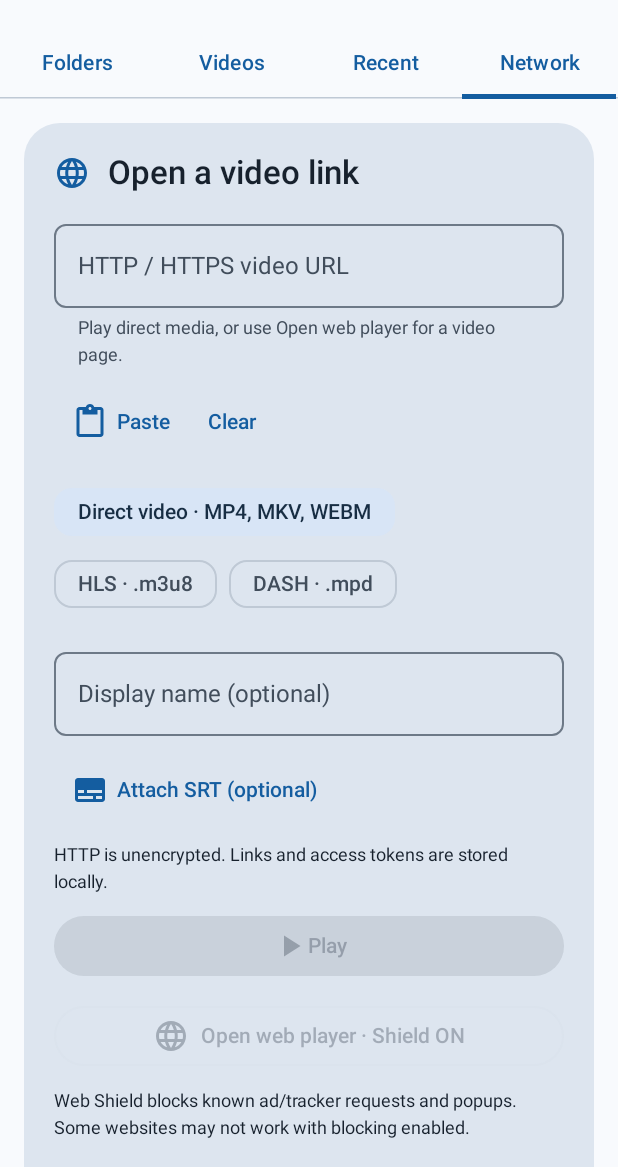
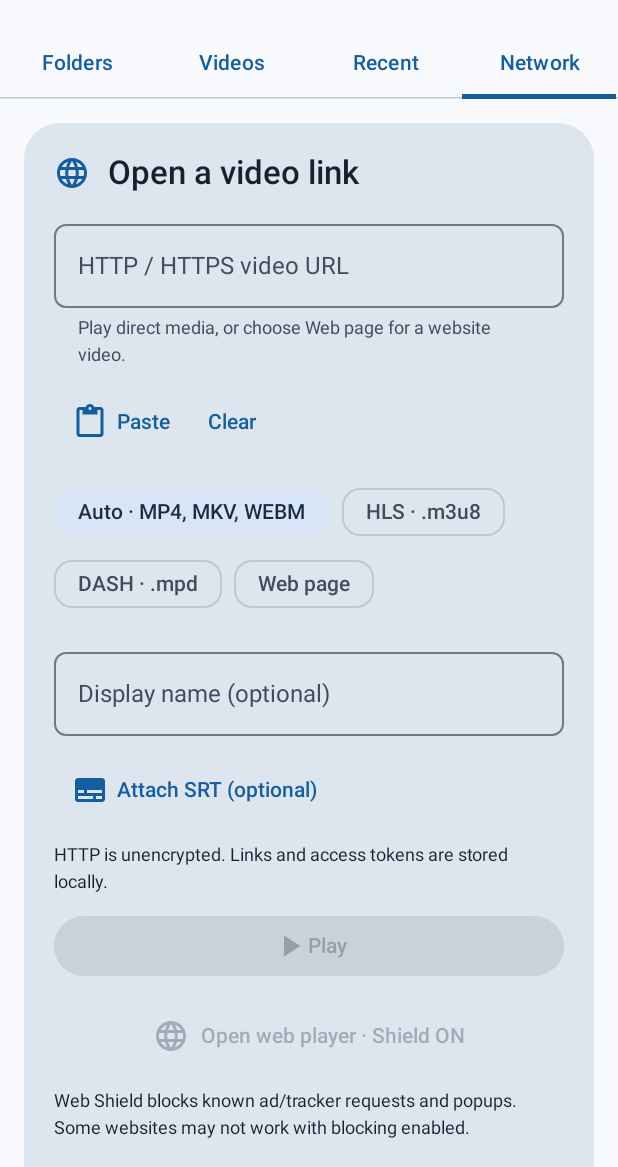
Before and after one commit to wwwnayaksiba9591-lgtm/VXPlayer, an Android app built with Jetpack Compose: the screen it shows after launch (MainActivity), tab 4 chosen, on a phone screen of 412 x 824 dp, the part 69-1236 px from its top. Run offline under Robolectric (Android 15) with nearby library versions, the phone set to English and light mode, and no system bars; our stand-ins replace Room's generated code; pictures from the network do not load.

Commit message:
Route inspected video host pages to web playback and preserve web history

```diff
--- a/app/src/main/java/com/vxplayer/network/NetworkRepository.kt
+++ b/app/src/main/java/com/vxplayer/network/NetworkRepository.kt
@@ -51,6 +51,8 @@ class NetworkRepository(context: Context) {
             selected = updated.first { it.url == url }
             dao.clear(); dao.saveAll(updated)
         }
+        // Web history belongs to the same local list, but grants no native media session or subtitle access.
+        if (selected.streamType == "Web") return@withContext selected
         check(prefs.edit().putString("streamType:$url", selected.streamType).commit()) { "Could not save stream access." }
         val positions = PlaybackPositionStore.get(app)
         val choice = positions.loadChoice(url) ?: TrackPreference(url)
--- a/app/src/main/java/com/vxplayer/network/NetworkTab.kt
+++ b/app/src/main/java/com/vxplayer/network/NetworkTab.kt
@@ -28,6 +28,8 @@ import androidx.lifecycle.viewmodel.compose.viewModel
 import com.vxplayer.library.StreamUrls
 import com.vxplayer.library.formatDuration
 import com.vxplayer.ui.VXIconButton
+import com.vxplayer.web.WebPageRoutes
+import com.vxplayer.web.WebPlayerActivity
 import kotlinx.coroutines.CancellationException
 import kotlinx.coroutines.launch
 
@@ -64,7 +66,12 @@ fun NetworkTab(onPlay: (NetworkLink) -> Unit, model: NetworkViewModel = viewMode
         if (busy) return
         busy = true; error = null
         scope.launch {
-            try { onPlay(model.repository.played(link, replaceAttachment)) }
+            try {
+                if (WebPageRoutes.useWeb(link.url, link.streamType)) {
+                    val selected = model.repository.played(link.copy(streamType = "Web", subtitleUri = null, subtitleName = null), true)
+                    WebPlayerActivity.open(context, selected.url)
+                } else onPlay(model.repository.played(link, replaceAttachment))
+            }
             catch (cancelled: CancellationException) { throw cancelled }
             catch (failure: Exception) { error = failure.message ?: "Could not open this link. Try again." }
             finally { busy = false }
@@ -93,7 +100,9 @@ fun NetworkTab(onPlay: (NetworkLink) -> Unit, model: NetworkViewModel = viewMode
                     }
                     OutlinedTextField(url, onValueChange = { url = it; error = null }, label = { Text("HTTP / HTTPS video URL") },
                         modifier = Modifier.fillMaxWidth(), singleLine = true, enabled = !busy, isError = validation != null,
-                        supportingText = { Text(validation ?: "Play direct media, or use Open web player for a video page.") })
+                        supportingText = { Text(validation ?: if (WebPageRoutes.useWeb(url, type))
+                            "Video page detected. Play opens the web player with Shield ON." else
+                            "Play direct media, or choose Web page for a website video.") })
                     Row {
                         TextButton(enabled = !busy, onClick = { url = runCatching { clipboardText() }.getOrNull().orEmpty(); error = null }) {
                             Icon(Icons.Default.ContentPaste, null); Spacer(Modifier.width(6.dp)); Text("Paste")
@@ -104,24 +113,25 @@ fun NetworkTab(onPlay: (NetworkLink) -> Unit, model: NetworkViewModel = viewMode
                         SuggestionChip(onClick = { url = copied; copiedLink = null; error = null }, label = { Text("Paste copied link") }, enabled = !busy)
                     }
                     FlowRow(horizontalArrangement = Arrangement.spacedBy(8.dp)) {
-                        listOf("Auto" to "Direct video · MP4, MKV, WEBM", "HLS" to "HLS · .m3u8", "DASH" to "DASH · .mpd").forEach { (value, label) ->
+                        listOf("Auto" to "Auto · MP4, MKV, WEBM", "HLS" to "HLS · .m3u8", "DASH" to "DASH · .mpd", "Web" to "Web page").forEach { (value, label) ->
                             FilterChip(selected = type == value, onClick = { type = value }, enabled = !busy, label = { Text(label) })
                         }
                     }
                     OutlinedTextField(name, onValueChange = { name = it.take(120) }, modifier = Modifier.fillMaxWidth(),
                         enabled = !busy, singleLine = true, label = { Text("Display name (optional)") })
-                    TextButton(onClick = { picker.launch(arrayOf("*/*")) }, enabled = !busy) {
+                    TextButton(onClick = { picker.launch(arrayOf("*/*")) }, enabled = !busy && !WebPageRoutes.useWeb(url, type)) {
                         Icon(Icons.Default.Subtitles, null); Spacer(Modifier.width(6.dp)); Text(subtitleName ?: "Attach SRT (optional)")
                     }
                     if (subtitle != null) TextButton(onClick = { subtitle = null; subtitleName = null; attachmentChanged = true }) { Text("Remove SRT") }
                     Text("HTTP is unencrypted. Links and access tokens are stored locally.", style = MaterialTheme.typography.bodySmall)
+                    if (WebPageRoutes.useWeb(url, type)) Text("Tap the video's play icon after the page opens. Web pages use their own controls and subtitles.", style = MaterialTheme.typography.bodySmall)
                     error?.let { Text(it, color = MaterialTheme.colorScheme.error) }
                     Button(onClick = { play(NetworkLink(StreamUrls.validate(url), name.trim(), streamType = type,
                         subtitleUri = subtitle, subtitleName = subtitleName), attachmentChanged) },
                         enabled = !busy && url.isNotBlank() && validation == null, modifier = Modifier.fillMaxWidth()) {
-                        Icon(Icons.Default.PlayArrow, null); Text(if (busy) "Opening…" else "Play")
+                        Icon(Icons.Default.PlayArrow, null); Text(if (busy) "Opening…" else if (WebPageRoutes.useWeb(url, type)) "Play in web player" else "Play")
                     }
-                    OutlinedButton(onClick = { com.vxplayer.web.WebPlayerActivity.open(context, url) },
+                    OutlinedButton(onClick = { play(NetworkLink(StreamUrls.validate(url), name.trim(), streamType = "Web")) },
                         enabled = !busy && url.isNotBlank() && validation == null, modifier = Modifier.fillMaxWidth()) {
                         Icon(Icons.Default.Language, null); Spacer(Modifier.width(8.dp)); Text("Open web player · Shield ON")
                     }
@@ -180,7 +190,8 @@ private fun NetworkLinkCard(link: NetworkLink, position: Long?, busy: Boolean, p
                 VXIconButton(Icons.Default.DeleteOutline, removeLabel, remove, !busy)
             }
             Text(link.url, style = MaterialTheme.typography.bodySmall, maxLines = 2, overflow = TextOverflow.Ellipsis)
-            if (position != null && position > 0) Text("Resume · ${formatDuration(position)}", color = MaterialTheme.colorScheme.primary, style = MaterialTheme.typography.labelMedium)
+            if (link.streamType == "Web") Text("Web player · tap the page's play button", style = MaterialTheme.typography.labelMedium)
+            else if (position != null && position > 0) Text("Resume · ${formatDuration(position)}", color = MaterialTheme.colorScheme.primary, style = MaterialTheme.typography.labelMedium)
             link.subtitleName?.let { Text("SRT · $it", style = MaterialTheme.typography.labelSmall) }
         }
     }
--- /dev/null
+++ b/app/src/main/java/com/vxplayer/web/WebPageRoutes.kt
@@ -0,0 +1,23 @@
+package com.vxplayer.web
+
+import java.net.URI
+
+/** Only inspected watch-page routes are auto-routed. Signed extensionless media stays native. */
+object WebPageRoutes {
+    private val pageHosts = setOf("morencius.com", "www.morencius.com", "m4uplay.quest", "www.m4uplay.quest")
+    private val pagePath = Regex("^/(?:file|embed)/[A-Za-z0-9_-]+/?$")
+    fun knownPage(url: String): Boolean = WebShield.host(url) in pageHosts &&
+        runCatching { pagePath.matches(URI(url).path.orEmpty()) }.getOrDefault(false)
+    fun useWeb(url: String, type: String): Boolean = type == "Web" || (type == "Auto" && knownPage(url))
+
+    /** Preserve the supplied URL, cookies, query tokens and origin; never guess a cross-host embed. */
+    fun isEmbed(url: String): Boolean = knownPage(url) && runCatching { URI(url).path.startsWith("/embed/") }.getOrDefault(false)
+    val playerLayoutScript = """
+        (() => {
+          if (document.getElementById('vx-player-layout')) return;
+          const s = document.createElement('style'); s.id = 'vx-player-layout';
+          s.textContent = 'html,body { margin:0 !important; min-height:100%; background:#000 !important; } #vplayer { width:100% !important; height:100vh !important; }';
+          (document.head || document.documentElement).appendChild(s);
+        })();
+    """.trimIndent()
+}
--- a/app/src/main/java/com/vxplayer/web/WebPlayerActivity.kt
+++ b/app/src/main/java/com/vxplayer/web/WebPlayerActivity.kt
@@ -78,6 +78,7 @@ class WebPlayerActivity : ComponentActivity() {
             browser.setBackgroundColor(Color.BLACK)
             browser.settings.apply {
                 javaScriptEnabled = true; domStorageEnabled = true
+                useWideViewPort = true; loadWithOverviewMode = true
                 allowFileAccess = false; allowContentAccess = false
                 @Suppress("DEPRECATION")
                 allowFileAccessFromFileURLs = false
@@ -115,6 +116,7 @@ class WebPlayerActivity : ComponentActivity() {
                 override fun onPageStarted(view: WebView, url: String, favicon: android.graphics.Bitmap?) { page = url; error.visibility = View.GONE; updateStatus() }
                 override fun onPageFinished(view: WebView, url: String) {
                     if (shield) view.evaluateJavascript(WebShield.cosmeticScript, null)
+                    if (WebPageRoutes.isEmbed(url)) view.evaluateJavascript(WebPageRoutes.playerLayoutScript, null)
                     updateStatus()
                 }
                 override fun onReceivedError(view: WebView, request: WebResourceRequest, failure: WebResourceError) {
--- a/app/src/main/java/com/vxplayer/web/WebShield.kt
+++ b/app/src/main/java/com/vxplayer/web/WebShield.kt
@@ -18,7 +18,8 @@ object WebShield {
         "ad-maven.com", "ad-maven.net", "a-ads.com", "bidvertiser.com", "servedbyadbutler.com",
         "pubmatic.com", "rubiconproject.com", "openx.net", "casalemedia.com", "smartadserver.com",
         "scorecardresearch.com", "quantserve.com", "hotjar.com", "hotjar.io", "clarity.ms",
-        "connect.facebook.net", "ads.twitter.com", "ads.tiktok.com", "pushwelcome.com", "pushwoosh.com"
+        "connect.facebook.net", "ads.twitter.com", "ads.tiktok.com", "pushwelcome.com", "pushwoosh.com",
+        "mc.yandex.ru", "mc.yandex.com", "imasdk.googleapis.com"
     )
     private val adPath = Regex("/(?:ads?|advertisements?|popunder|popads|vast|vpaid)(?:[/.?_-]|$)", RegexOption.IGNORE_CASE)
     fun host(url: String): String? = runCatching {
@@ -28,6 +29,8 @@ object WebShield {
     fun blocked(url: String): Boolean {
         val host = host(url) ?: return true
         if (hosts.any { host == it || host.endsWith(".$it") }) return true
+        // Observed first-party popup loader. Do not block jQuery, JW Player, caption or CDN media paths.
+        if (runCatching { URI(url).path }.getOrNull() == "/assets/jquery/ev-static.js" && WebPageRoutes.knownPage("https://$host/file/probe")) return true
         return adPath.containsMatchIn(runCatching { URI(url).rawPath.orEmpty() }.getOrDefault(""))
     }
     fun allowNavigation(current: String, target: String, gesture: Boolean, shield: Boolean): Boolean =
```
Also changed, not shown: 2 other files.
